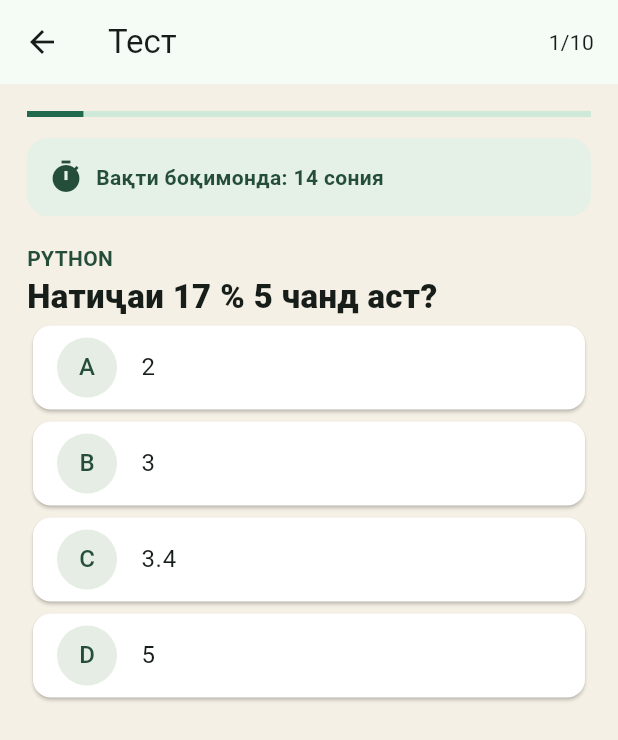
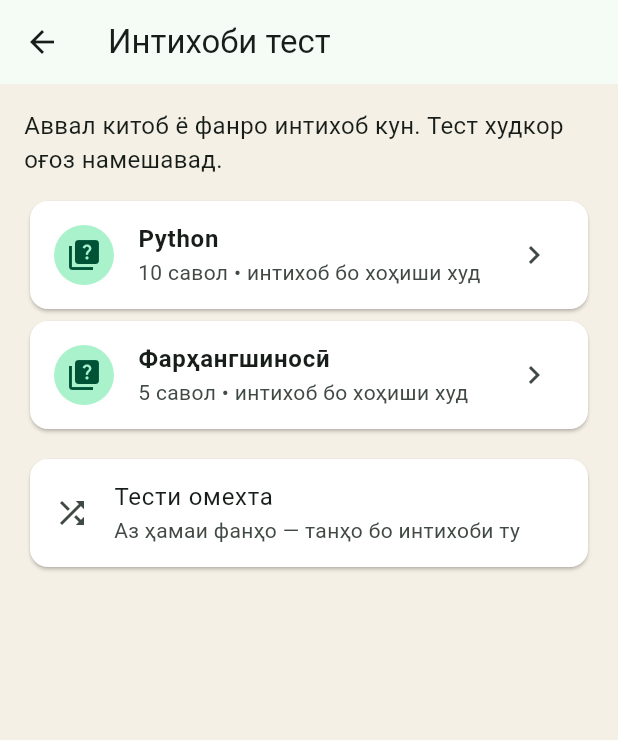
Before and after one commit to shahronmahmadmurodzoda08-lang/-, a Flutter app: the screen it shows after launch, after a tap on "Тестҳо ва санҷиши дониш", on a phone screen of 412 x 824 dp. Shown: the top 740 px of the screen. Run offline on Flutter 3.47's test engine with Material 3 defaults, Android fonts, the phone set to English and light mode, and no system bars; our stand-ins replace file_picker; missing offline and left inert: pdfrx.

Commit message:
Let learners choose each quiz and configure its settings

```diff
--- a/lib/main.dart
+++ b/lib/main.dart
@@ -106,7 +106,7 @@ class _LibraryScreenState extends State<LibraryScreen> {
  _Tile(icon:Icons.code,title:'Python — аз асос то ООП',subtitle:'15 дарс бо мисол ва машқ',onTap:()=>Navigator.push(context,MaterialPageRoute(builder:(_)=>const LessonList(title:'Python',lessons:pythonLessons)))),
  const SizedBox(height:10),const Text('ДАРСҲОИ ИЛОВАГӢ',style:TextStyle(color:green,fontWeight:FontWeight.w900)),
  _Tile(icon:Icons.history_edu,title:'Дарсҳои фарҳангшиносӣ',subtitle:'5 мавзӯи шарҳдодашуда',onTap:()=>Navigator.push(context,MaterialPageRoute(builder:(_)=>const LessonList(title:'Фарҳангшиносӣ',lessons:cultureLessons)))),
- _Tile(icon:Icons.quiz,title:'Тестҳо ва санҷиши дониш',subtitle:'10 саволи тасодуфӣ • хол',onTap:()=>Navigator.push(context,MaterialPageRoute(builder:(_)=>const QuizScreen()))),
+ _Tile(icon:Icons.quiz,title:'Тестҳо ва санҷиши дониш',subtitle:'10 саволи тасодуфӣ • хол',onTap:()=>Navigator.push(context,MaterialPageRoute(builder:(_)=>const QuizCatalogScreen()))),
  _Tile(icon:Icons.code,title:'Омӯзиши забонҳои барномасозӣ',subtitle:'Python • C++ • Java • JavaScript',onTap:()=>Navigator.push(context,MaterialPageRoute(builder:(_)=>const ProgrammingPathsScreen()))),
  const SizedBox(height:8),OutlinedButton.icon(onPressed:addBook,icon:const Icon(Icons.add),label:const Text('Илова кардани китоб'))
  ]));
@@ -189,15 +189,58 @@ const questions=<Question>[
  Question('Фарҳангшиносӣ','Мероси фарҳангӣ чист?',['Танҳо ашёи нав','Осор, анъана ва донишҳои меросӣ','Танҳо варзиш','Танҳо технология'],1,'Мероси фарҳангӣ аз наслҳо ба наслҳо мегузарад.'),
  Question('Фарҳангшиносӣ','Фарҳанг ба ҷомеа чӣ таъсир дорад?',['Меъёр ва рафторро шакл медиҳад','Ҳеҷ таъсир надорад','Танҳо ҳаворо тағйир медиҳад','Танҳо иқтисодро ҳисоб мекунад'],0,'Арзишҳо ва меъёрҳои фарҳангӣ рафторро роҳнамоӣ мекунанд.')
 ];
-class QuizScreen extends StatefulWidget {const QuizScreen({super.key});@override State<QuizScreen> createState()=>_QuizScreenState();}
+class QuizCatalogScreen extends StatelessWidget {
+ const QuizCatalogScreen({super.key});
+ @override Widget build(BuildContext context) {
+  final groups=<String,List<Question>>{};
+  for(final q in questions){groups.putIfAbsent(q.subject,()=>[]).add(q);}
+  return Scaffold(appBar:AppBar(title:const Text('Интихоби тест')),
+   body:ListView(padding:const EdgeInsets.all(16),children:[
+    const Text('Аввал китоб ё фанро интихоб кун. Тест худкор оғоз намешавад.',style:TextStyle(fontSize:16)),
+    const SizedBox(height:12),
+    ...groups.entries.map((entry)=>Card(color:Colors.white,child:ListTile(
+     leading:const CircleAvatar(child:Icon(Icons.quiz)),
+     title:Text(entry.key,style:const TextStyle(fontWeight:FontWeight.bold)),
+     subtitle:Text('${entry.value.length} савол • интихоб бо хоҳиши худ'),
+     trailing:const Icon(Icons.chevron_right),
+     onTap:()=>Navigator.push(context,MaterialPageRoute(builder:(_)=>QuizSetupScreen(subject:entry.key,questionPool:entry.value))),
+    ))),
+    const SizedBox(height:12),
+    Card(color:Colors.white,child:ListTile(leading:const Icon(Icons.shuffle),title:const Text('Тести омехта'),subtitle:const Text('Аз ҳамаи фанҳо — танҳо бо интихоби ту'),onTap:()=>Navigator.push(context,MaterialPageRoute(builder:(_)=>QuizSetupScreen(subject:'Тести омехта',questionPool:questions))))),
+   ]));
+ }
+}
+class QuizSetupScreen extends StatefulWidget {
+ final String subject; final List<Question> questionPool;
+ const QuizSetupScreen({super.key,required this.subject,required this.questionPool});
+ @override State<QuizSetupScreen> createState()=>_QuizSetupScreenState();
+}
+class _QuizSetupScreenState extends State<QuizSetupScreen>{
+ int count=10,seconds=15;
+ @override Widget build(BuildContext context)=>Scaffold(appBar:AppBar(title:Text('Танзими тест: ${widget.subject}')),
+  body:ListView(padding:const EdgeInsets.all(18),children:[
+   Text('Саволҳо: ${widget.questionPool.length}',style:const TextStyle(fontWeight:FontWeight.bold)),
+   const SizedBox(height:12),const Text('Шумораи саволҳоро интихоб кун'),
+   Wrap(spacing:8,children:[5,10,15,20].where((v)=>v<=widget.questionPool.length).map((v)=>ChoiceChip(label:Text('$v савол'),selected:count==v,onSelected:(_)=>setState(()=>count=v))).toList()),
+   const SizedBox(height:18),const Text('Вақти ҳар савол'),
+   Wrap(spacing:8,children:[10,15,30,60].map((v)=>ChoiceChip(label:Text('$v сония'),selected:seconds==v,onSelected:(_)=>setState(()=>seconds=v))).toList()),
+   const SizedBox(height:24),
+   FilledButton.icon(onPressed:()=>Navigator.pushReplacement(context,MaterialPageRoute(builder:(_)=>QuizScreen(subject:widget.subject,questionPool:widget.questionPool,questionCount:count,secondsPerQuestion:seconds))),icon:const Icon(Icons.play_arrow),label:const Text('Оғози тест')),
+  ]));
+}
+class QuizScreen extends StatefulWidget {
+ final String subject;final List<Question> questionPool;final int questionCount,secondsPerQuestion;
+ const QuizScreen({super.key,required this.subject,required this.questionPool,this.questionCount=10,this.secondsPerQuestion=15});
+ @override State<QuizScreen> createState()=>_QuizScreenState();
+}
 class _QuizScreenState extends State<QuizScreen>{
- late List<Question> quiz;int index=0,score=0;int? selected;bool answered=false;int seconds=15;Timer? clock;
- @override void initState(){super.initState();quiz=List<Question>.of(questions)..shuffle();quiz=quiz.take(10).toList();_startClock();}
+ late List<Question> quiz;int index=0,score=0;int? selected;bool answered=false;late int seconds;Timer? clock;
+ @override void initState(){super.initState();quiz=List<Question>.of(widget.questionPool)..shuffle();quiz=quiz.take(widget.questionCount.clamp(1,widget.questionPool.length)).toList();seconds=widget.secondsPerQuestion;_startClock();}
  @override void dispose(){clock?.cancel();super.dispose();}
- void _startClock(){clock?.cancel();seconds=15;clock=Timer.periodic(const Duration(seconds:1),(t){if(!mounted||answered){t.cancel();return;}if(seconds<=1){t.cancel();setState(()=>seconds=0);choose(-1);}else{setState(()=>seconds--);}});}
+ void _startClock(){clock?.cancel();seconds=widget.secondsPerQuestion;clock=Timer.periodic(const Duration(seconds:1),(t){if(!mounted||answered){t.cancel();return;}if(seconds<=1){t.cancel();setState(()=>seconds=0);choose(-1);}else{setState(()=>seconds--);}});}
  void choose(int n){if(answered)return;clock?.cancel();setState((){selected=n;answered=true;if(n==quiz[index].correct)score++;});}
- void next(){if(index==quiz.length-1){showDialog(context:context,barrierDismissible:false,builder:(_)=>AlertDialog(title:const Text('Натиҷаи тест'),content:Text('Холи ту: $score аз ${quiz.length}\\n${score>=8?'Офарин! Донишат хуб аст.':'Мавзӯъҳоро такрор карда, боз санҷ.'}'),actions:[FilledButton(onPressed:(){Navigator.pop(context);Navigator.pop(context);},child:const Text('Анҷом'))]));}else{setState(()=>index++);_startClock();}}
- @override Widget build(BuildContext context){final q=quiz[index];return Scaffold(appBar:AppBar(title:const Text('Тест'),actions:[Padding(padding:const EdgeInsets.only(right:16),child:Center(child:Text('${index+1}/${quiz.length}')))]),body:ListView(padding:const EdgeInsets.all(18),children:[
+ void next(){if(index==quiz.length-1){showDialog(context:context,barrierDismissible:false,builder:(_)=>AlertDialog(title:const Text('Натиҷаи тест'),content:Text('Холи ту: $score аз ${quiz.length}'),actions:[FilledButton(onPressed:(){Navigator.pop(context);Navigator.pop(context);},child:const Text('Анҷом'))]));}else{setState(()=>index++);_startClock();}}
+ @override Widget build(BuildContext context){final q=quiz[index];return Scaffold(appBar:AppBar(title:Text(widget.subject),actions:[Padding(padding:const EdgeInsets.only(right:16),child:Center(child:Text('${index+1}/${quiz.length}')))]),body:ListView(padding:const EdgeInsets.all(18),children:[
  LinearProgressIndicator(value:(index+1)/quiz.length),const SizedBox(height:14),
  Container(padding:const EdgeInsets.all(14),decoration:BoxDecoration(color:seconds<=5?const Color(0xFFFFE1E1):const Color(0xFFE5F0E7),borderRadius:BorderRadius.circular(14)),child:Row(children:[Icon(Icons.timer,color:seconds<=5?Colors.red:green),const SizedBox(width:8),Text('Вақти боқимонда: $seconds сония',style:TextStyle(fontWeight:FontWeight.bold,color:seconds<=5?Colors.red:green))])),
  const SizedBox(height:18),Text(q.subject.toUpperCase(),style:const TextStyle(color:green,fontWeight:FontWeight.bold)),Text(q.question,style:const TextStyle(fontSize:22,fontWeight:FontWeight.w900)),
```
